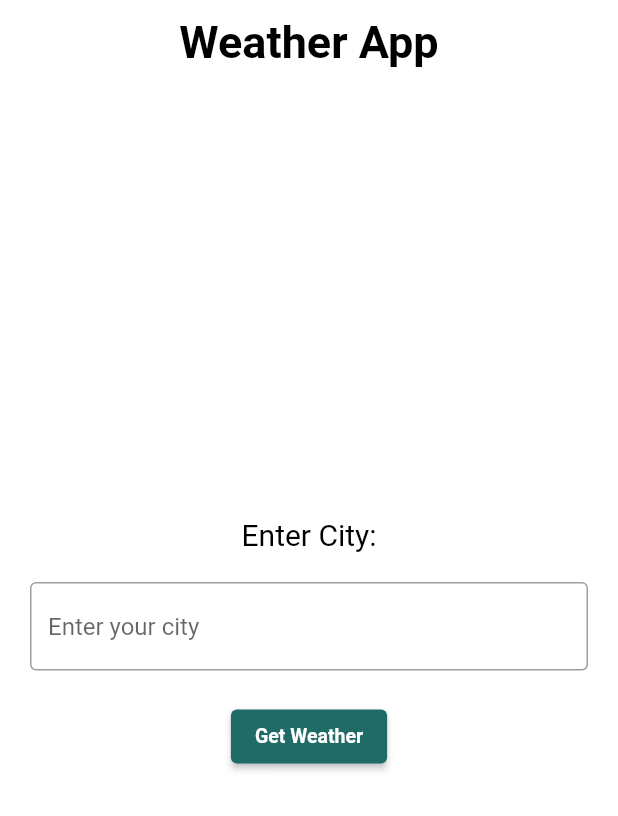
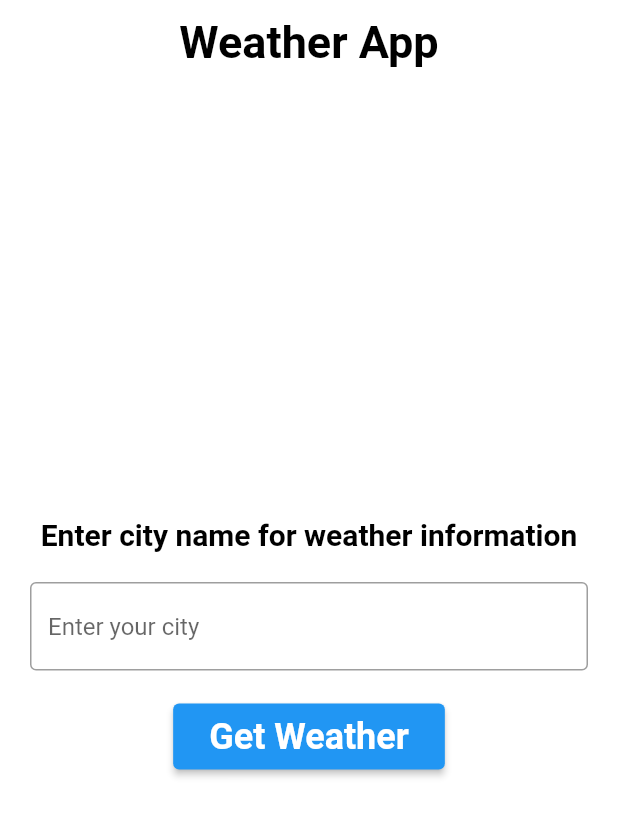
Before and after one commit to 14h4i/weather_app, a Flutter app: the screen it shows after launch, on a phone screen of 412 x 824 dp. Shown: the top 816 px of the screen. Run offline on Flutter 3.47's test engine with Material 2 defaults, Android fonts, the phone set to English and light mode, and no system bars; our stand-ins replace cached_network_image, dio, flutter_riverpod, freezed_annotation, go_router; generated files the repository leaves out were written again.

Commit message:
feat: add code for logic and UI weather app

```diff
--- a/l10n.yaml
+++ b/l10n.yaml
@@ -2,3 +2,4 @@ arb-dir: lib/res
 template-arb-file: res_en.arb
 output-localization-file: res.dart
 output-class: Resource
+nullable-getter: false
--- a/lib/src/modules/home/presentation/page/home_page.dart
+++ b/lib/src/modules/home/presentation/page/home_page.dart
@@ -1,6 +1,9 @@
 import 'package:flutter/material.dart';
+import 'package:flutter_gen/gen_l10n/res.dart';
 import 'package:flutter_riverpod/flutter_riverpod.dart';
 import 'package:weather_app/src/modules/home/presentation/providers/weather_providers.dart';
+import 'package:weather_app/src/modules/home/presentation/widgets/enter_city_widget.dart';
+import 'package:weather_app/src/modules/home/presentation/widgets/weather_card_widget.dart';
 import 'package:weather_app/src/shared/components/error/error_msg.dart';
 import 'package:weather_app/src/shared/components/loading/loading.dart';
 
@@ -12,71 +15,39 @@ class HomePage extends ConsumerStatefulWidget {
 }
 
 class _HomePageState extends ConsumerState<HomePage> {
-  final controller = TextEditingController();
-
   @override
   Widget build(BuildContext context) {
     final state = ref.watch(weatherStateNotifierProvider);
     final notifier = ref.read(weatherStateNotifierProvider.notifier);
+    final resource = Resource.of(context);
 
     return Scaffold(
       appBar: AppBar(
         centerTitle: true,
-        title: const Text(
-          'Weather App',
-          style: TextStyle(fontSize: 30),
+        title: Text(
+          resource.appName,
+          style: const TextStyle(fontSize: 30),
         ),
       ),
       body: Center(
         child: Column(
           mainAxisAlignment: MainAxisAlignment.center,
           children: [
-            const Text(
-              'Enter City:',
-              style: TextStyle(fontSize: 20),
-            ),
+            EnterCity(onSubmit: notifier.fetch),
             const SizedBox(height: 20),
-            Padding(
-              padding: const EdgeInsets.symmetric(horizontal: 20),
-              child: TextFormField(
-                controller: controller,
-                decoration: const InputDecoration(
-                  hintText: 'Enter your city',
-                  border: OutlineInputBorder(),
-                ),
-              ),
-            ),
-            const SizedBox(height: 20),
-            ElevatedButton(
-              onPressed: () {
-                notifier.fetch(controller.text);
-              },
-              child: const Text('Get Weather'),
-            ),
-            const SizedBox(height: 20),
-            // Display Weather Information Here (Temperature and Condition)
             Container(
               child: state.when(
                 uninitialized: SizedBox.new,
                 loading: Loading.new,
-                data: (weather, temperature) {
-                  return Column(
-                    children: [
-                      Text(
-                        'Temperature: ${temperature.temp}°K',
-                        style: const TextStyle(fontSize: 24),
-                      ),
-                      Text(
-                        'Condition: ${weather.first.condition}',
-                        style: const TextStyle(fontSize: 24),
-                      ),
-                      weather.first.icon,
-                    ],
+                data: (cityName, weathers, temperature) {
+                  return WeatherCard(
+                    cityName: cityName,
+                    weather: weathers.first,
+                    temperature: temperature,
                   );
                 },
                 error: (error) => ErrorMsg(
                   exception: error,
-                  onRetry: () {},
                 ),
               ),
             ),
--- a/lib/src/modules/home/presentation/providers/state/weather_state.dart
+++ b/lib/src/modules/home/presentation/providers/state/weather_state.dart
@@ -12,7 +12,8 @@ class WeatherState with _$WeatherState {
   const factory WeatherState.loading() = WeatherStateLoading;
 
   const factory WeatherState.data({
-    required List<Weather> weather,
+    required String cityName,
+    required List<Weather> weathers,
     required Temperature temperature,
   }) = WeatherStateData;
 
--- a/lib/src/modules/home/presentation/providers/state/weather_state_notifier.dart
+++ b/lib/src/modules/home/presentation/providers/state/weather_state_notifier.dart
@@ -23,13 +23,14 @@ class WeatherStateNotifier extends StateNotifier<WeatherState> {
       final response = await weatherRepository.getWeatherByCity(city);
 
       newState = WeatherState.data(
-        weather: response.weather,
+        cityName: response.name,
+        weathers: response.weather,
         temperature: response.temperature,
       );
     } on DioException catch (e) {
       newState = WeatherState.error(
         error: AppException(
-          message: e.message ?? 'something when wrong',
+          message: e.message ?? 'something went wrong',
           statusCode: e.response?.statusCode,
         ),
       );
@@ -42,7 +43,7 @@ class WeatherStateNotifier extends StateNotifier<WeatherState> {
 
   bool _isIdle() {
     return state.when(
-      data: (_, __) {
+      data: (_, __, ___) {
         return true;
       },
       uninitialized: () {
--- /dev/null
+++ b/lib/src/modules/home/presentation/widgets/enter_city_widget.dart
@@ -0,0 +1,71 @@
+import 'package:flutter/material.dart';
+import 'package:flutter_gen/gen_l10n/res.dart';
+
+class EnterCity extends StatefulWidget {
+  const EnterCity({required this.onSubmit, super.key});
+  final void Function(String city) onSubmit;
+
+  @override
+  State<EnterCity> createState() => _EnterCityState();
+}
+
+class _EnterCityState extends State<EnterCity> {
+  final _formKey = GlobalKey<FormState>();
+  String cityName = '';
+
+  @override
+  Widget build(BuildContext context) {
+    final resource = Resource.of(context);
+
+    return Form(
+      key: _formKey,
+      child: Column(
+        children: [
+          Text(
+            resource.enterInformation,
+            style: const TextStyle(fontSize: 20, fontWeight: FontWeight.w700),
+          ),
+          const SizedBox(height: 20),
+          Padding(
+            padding: const EdgeInsets.symmetric(horizontal: 20),
+            child: TextFormField(
+              decoration: InputDecoration(
+                hintText: resource.enterYourCity,
+                border: const OutlineInputBorder(),
+              ),
+              validator: (value) {
+                if (value == null || value.isEmpty) {
+                  return resource.notEmpty;
+                }
+
+                return null;
+              },
+              onSaved: (newValue) {
+                if (newValue != null) {
+                  cityName = newValue;
+                }
+              },
+            ),
+          ),
+          const SizedBox(height: 20),
+          ElevatedButton(
+            onPressed: () {
+              if (_formKey.currentState != null &&
+                  _formKey.currentState!.validate()) {
+                _formKey.currentState!.save();
+                widget.onSubmit.call(cityName);
+              }
+            },
+            child: Padding(
+              padding: const EdgeInsets.all(8),
+              child: Text(
+                resource.getWeather,
+                style: const TextStyle(fontSize: 24),
+              ),
+            ),
+          ),
+        ],
+      ),
+    );
+  }
+}
--- a/lib/src/shared/components/error/error_msg.dart
+++ b/lib/src/shared/components/error/error_msg.dart
@@ -4,12 +4,12 @@ import 'package:weather_app/src/shared/exceptions/app_exception.dart';
 class ErrorMsg extends StatelessWidget {
   const ErrorMsg({
     required this.exception,
-    required this.onRetry,
+    this.onRetry,
     super.key,
   });
 
   final AppException exception;
-  final void Function() onRetry;
+  final void Function()? onRetry;
 
   @override
   Widget build(BuildContext context) {
--- a/lib/src/shared/domain/models/weather/weather.dart
+++ b/lib/src/shared/domain/models/weather/weather.dart
@@ -30,8 +30,7 @@ class Weather with _$Weather {
       weatherCondition.name[0].toUpperCase() +
       weatherCondition.name.substring(1);
 
-  Widget get icon =>
-      CachedNetworkImage(imageUrl: '${AppConfigs.iconWeatherUrl}$iconCode.png');
+  String get iconUrl => '${AppConfigs.iconWeatherUrl}$iconCode@4x.png';
 }
 
 class ConditionEnumConverter implements JsonConverter<Condition, String> {
--- a/lib/src/shared/domain/models/weather_data_response.dart
+++ b/lib/src/shared/domain/models/weather_data_response.dart
@@ -9,6 +9,8 @@ part 'weather_data_response.g.dart';
 class WeatherDataResponse with _$WeatherDataResponse {
   @JsonSerializable(fieldRename: FieldRename.snake)
   const factory WeatherDataResponse({
+    required int id,
+    required String name,
     required List<Weather> weather,
     @JsonKey(name: 'main') required Temperature temperature,
   }) = _WeatherDataResponse;
--- a/lib/src/shared/theme/theme.dart
+++ b/lib/src/shared/theme/theme.dart
@@ -6,18 +6,6 @@ const mediumLetterSpacing = 0.04;
 const largeLetterSpacing = 1.0;
 
 final ThemeData defaultTheme = ThemeData(
-  primarySwatch: MaterialColor(ColorName.primaryColor.value, const <int, Color>{
-    50: ColorName.primaryColor,
-    100: ColorName.primaryColor,
-    200: ColorName.primaryColor,
-    300: ColorName.primaryColor,
-    400: ColorName.primaryColor,
-    500: ColorName.primaryColor,
-    600: ColorName.primaryColor,
-    700: ColorName.primaryColor,
-    800: ColorName.primaryColor,
-    900: ColorName.primaryColor,
-  }),
   scaffoldBackgroundColor: ColorName.backgroundColorPrimary,
   appBarTheme: const AppBarTheme(
     centerTitle: false,
@@ -27,11 +15,9 @@ final ThemeData defaultTheme = ThemeData(
       color: Colors.black,
       fontWeight: FontWeight.w700,
     ),
-    iconTheme: IconThemeData(color: ColorName.primaryColor),
   ),
   bottomNavigationBarTheme: const BottomNavigationBarThemeData(
     backgroundColor: ColorName.backgroundColorPrimary,
-    selectedItemColor: ColorName.primaryColor,
     selectedLabelStyle: TextStyle(
       fontWeight: FontWeight.w700,
       fontSize: 16,
@@ -40,9 +26,6 @@ final ThemeData defaultTheme = ThemeData(
       fontWeight: FontWeight.w700,
       fontSize: 16,
     ),
-  ),
-  buttonTheme: const ButtonThemeData(
-    buttonColor: ColorName.primaryColor,
   ),
   textTheme: _buildTextTheme(),
 );
--- a/pubspec.yaml
+++ b/pubspec.yaml
@@ -6,7 +6,7 @@ publish_to: 'none'
 version: 1.0.0+1
 
 environment:
-  sdk: '>=3.1.3 <4.0.0'
+  sdk: '>=3.1.0 <4.0.0'
 
 dependencies:
   cached_network_image: ^3.3.0
```
Also changed, not shown: lib/res/res_en.arb (+11 -1 lines), lib/src/modules/home/presentation/widgets/temperature_widget.dart (added, +110 -0 lines), lib/src/modules/home/presentation/widgets/weather_card_widget.dart (added, +77 -0 lines), lib/src/shared/extensions/string_ext.dart (added, +11 -0 lines), lib/src/shared/extensions/temperature_ext.dart (added, +9 -0 lines), lib/src/modules/home/presentation/providers/state/weather_state.freezed.dart, lib/src/shared/domain/models/weather_data_response.freezed.dart, lib/src/shared/domain/models/weather_data_response.g.dart, pubspec.lock, 9 other files.
